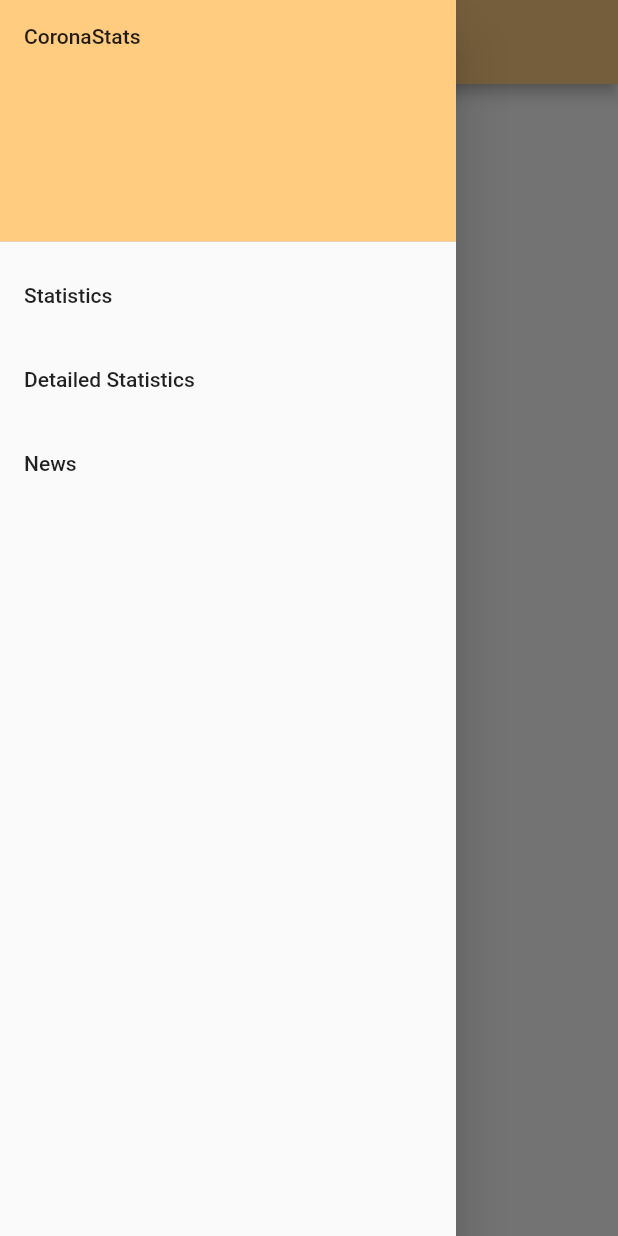
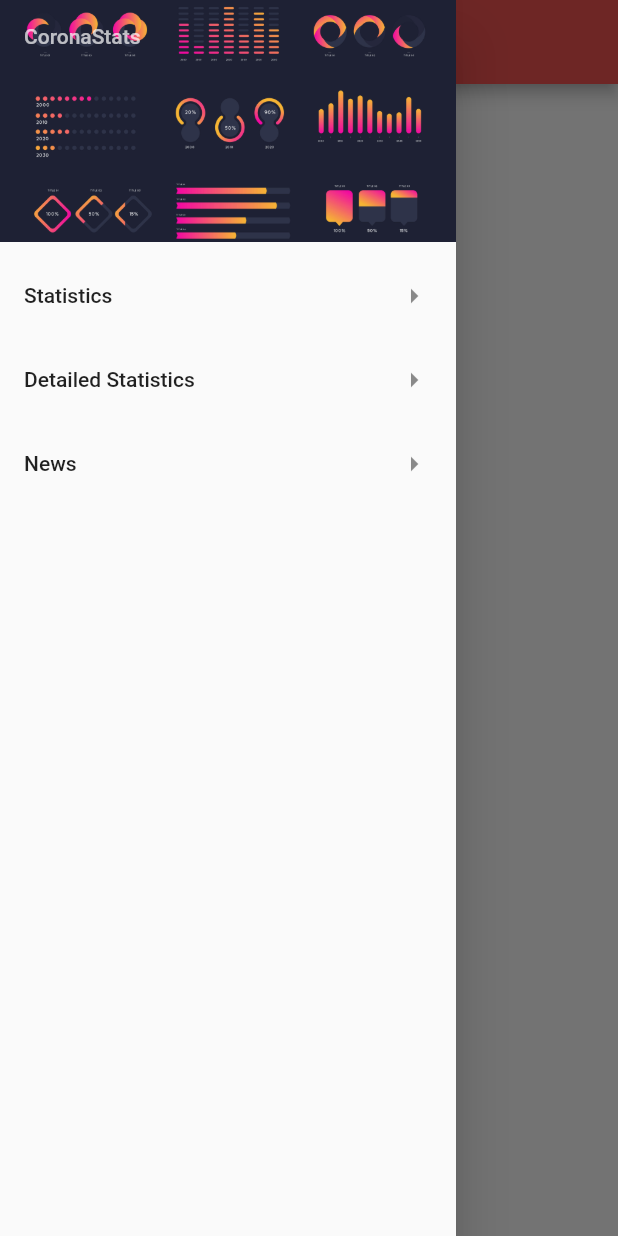
Before and after one commit to raphtlw/coronastats, a Flutter app: the screen it shows after launch, with the side drawer open, on a phone screen of 412 x 824 dp. Run offline on Flutter 3.47's test engine with Material 2 defaults, Android fonts, the phone set to English and light mode, and no system bars; our stand-ins replace webview_flutter.

Commit message:
Styled the navigation drawer 😍

```diff
--- a/lib/main.dart
+++ b/lib/main.dart
@@ -1,10 +1,6 @@
-import 'package:CoronaStats/detailed_stats.dart';
-
-/// The main file which Flutter runs
-/// Github: https://github.com/raphtlw/CoronaStats
-
 import 'package:flutter/material.dart';
 
+import 'detailed_stats.dart';
 import 'news.dart';
 import 'statistics.dart';
 
@@ -16,7 +12,7 @@
     return MaterialApp(
       title: 'CoronaStats',
       home: Home(),
-      theme: ThemeData(primaryColor: Colors.orange[200]),
+      theme: ThemeData(primaryColor: Colors.red[400]),
     );
   }
 }
@@ -40,8 +36,16 @@
           padding: EdgeInsets.zero,
           children: <Widget>[
             DrawerHeader(
-              child: Text('CoronaStats'),
-              decoration: BoxDecoration(color: Colors.orange[200]),
+              child: Text(
+                'CoronaStats',
+                style: TextStyle(color: Colors.white70),
+              ),
+              decoration: BoxDecoration(
+                image: DecorationImage(
+                  image: AssetImage('assets/images/statistics_dashboard.jpg'),
+                  fit: BoxFit.cover,
+                ),
+              ),
             ),
             ListTile(
               title: Text('Statistics'),
@@ -51,6 +55,7 @@
                 });
                 Navigator.pop(context);
               },
+              trailing: Icon(Icons.arrow_right),
             ),
             ListTile(
               title: Text('Detailed Statistics'),
@@ -60,6 +65,7 @@
                 });
                 Navigator.pop(context);
               },
+              trailing: Icon(Icons.arrow_right),
             ),
             ListTile(
               title: Text('News'),
@@ -69,6 +75,7 @@
                 });
                 Navigator.pop(context);
               },
+              trailing: Icon(Icons.arrow_right),
             ),
           ],
         ),
--- a/lib/statistics.dart
+++ b/lib/statistics.dart
@@ -1,6 +1,19 @@
 import 'package:flutter/material.dart';
 
-class Statistics extends StatelessWidget {
+class Statistics extends StatefulWidget {
   @override
-  Widget build(BuildContext context) {}
+  _StatisticsState createState() => _StatisticsState();
 }
+
+class _StatisticsState extends State<Statistics> {
+  @override
+  Widget build(BuildContext context) {
+    return Scaffold(
+      body: Container(
+        child: Column(
+          children: <Widget>[],
+        ),
+      ),
+    );
+  }
+}
--- a/pubspec.yaml
+++ b/pubspec.yaml
@@ -11,7 +11,7 @@
 # In iOS, build-name is used as CFBundleShortVersionString while build-number used as CFBundleVersion.
 # Read more about iOS versioning at
 # https://developer.apple.com/library/archive/documentation/General/Reference/InfoPlistKeyReference/Articles/CoreFoundationKeys.html
-version: 0.0.2
+version: 0.0.4
 
 environment:
   sdk: ">=2.1.0 <3.0.0"
@@ -58,6 +58,8 @@
 
   # For details regarding adding assets from package dependencies, see
   # https://flutter.dev/assets-and-images/#from-packages
+  assets:
+    - assets/images/
 
   # To add custom fonts to your application, add a fonts section here,
   # in this "flutter" section. Each entry in this list should have a
```
Also changed, not shown: assets/images/statistics_dashboard.jpg (added).
